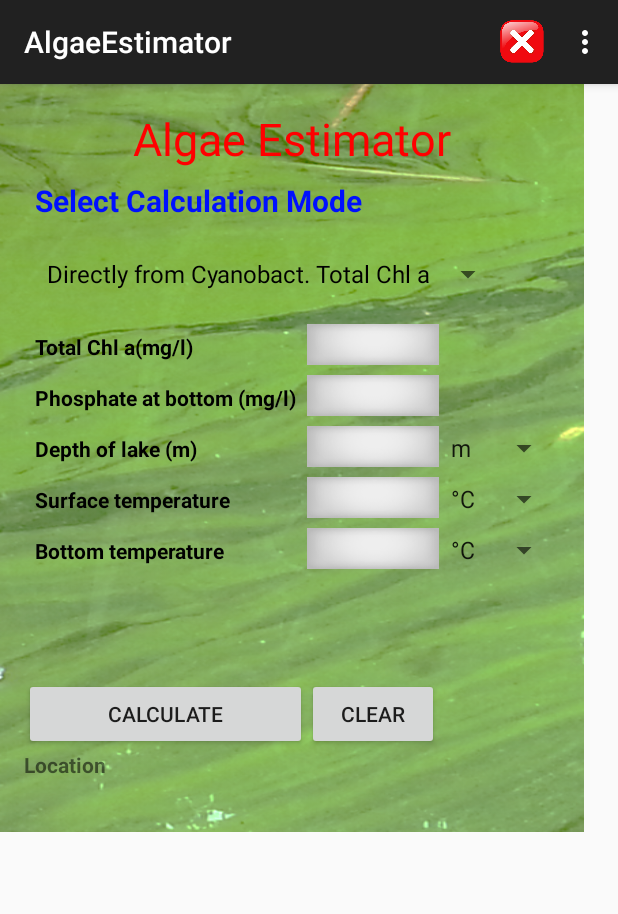
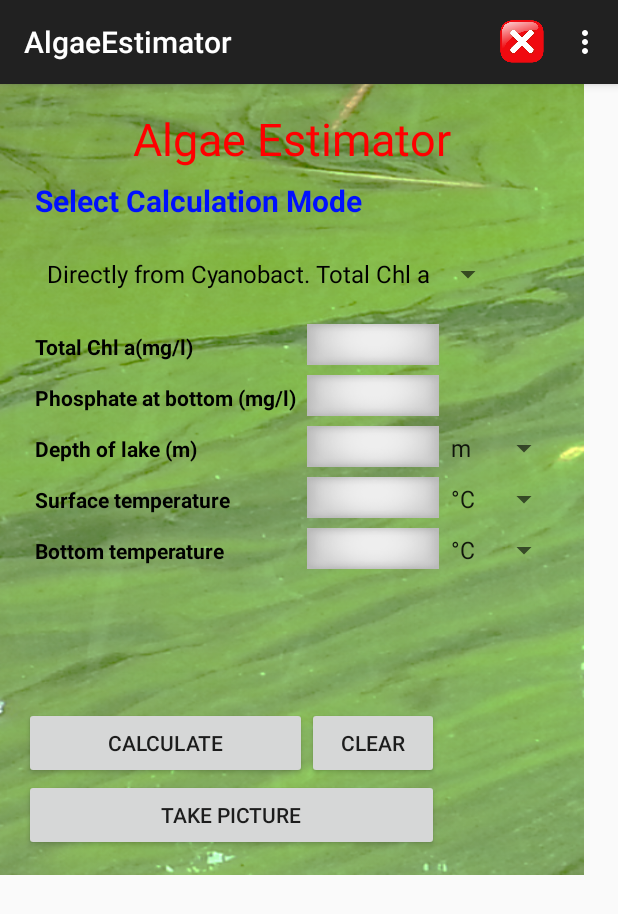
Before and after one commit to nighojkarv/AlgaeEstimator, an Android app: the screen it shows after launch (MainActivity), on a phone screen of 412 x 824 dp. Shown: the top 914 px of the screen. Run offline under Robolectric (Android 15) with nearby library versions, the phone set to English and light mode, and no system bars.

```diff
--- a/app/src/main/res/layout/activity_main.xml
+++ b/app/src/main/res/layout/activity_main.xml
@@ -181,6 +181,15 @@
 
         </TableRow>
 
+        <TableRow android:layout_gravity="center">
+            <TextView android:layout_width="wrap_content"
+                android:layout_height="wrap_content"
+                android:id="@+id/lblTestLocation"
+                android:textStyle="bold"
+                />
+
+        </TableRow>
+
         <TableRow>
 
             <Button android:text="@string/btnLblCalc"
@@ -194,22 +203,22 @@
 
 
         </TableRow>
-        <TableRow android:layout_gravity="center">
-            <TextView
-                android:layout_width="wrap_content"
-               android:layout_height="wrap_content"
-                android:text="Location"
-                android:textStyle="bold"/>
-        </TableRow>
 
         <TableRow android:layout_gravity="center">
-            <TextView android:layout_width="wrap_content"
-                android:layout_height="wrap_content"
-                android:id="@+id/lblTestLocation"
-                android:textStyle="bold"
+            <Button android:text="Take Picture"
+                android:id="@+id/btnCamera"
+                android:layout_span="2"
+                android:onClick="takePicture"/>
+
+        </TableRow>
+        <TableRow android:layout_gravity="center">
+            <ImageView
+                android:id="@+id/userImage"
+                android:layout_span="2"
                 />
 
         </TableRow>
+
 
     </TableLayout>
 
--- a/app/src/main/res/values/strings.xml
+++ b/app/src/main/res/values/strings.xml
@@ -41,5 +41,7 @@
     <string name="lblEstimatedAglalGrowth">Estimated Algal Growth</string>
     <string name="lblBack">Back</string>
     <string name="lblViewGraph">View Graph</string>
+    <string name="graph_main_lbl">Estimated Algal Growth</string>
+
 
 </resources>
```
Also changed, not shown: app/src/main/java/com/example/vedantn/algaeestimator/MainActivity.java (+72 -19 lines), app/src/main/java/com/example/vedantn/algaeestimator/displayGraph.java (+31 -5 lines), app/src/main/res/layout/graph_display.xml (+7 -6 lines).
